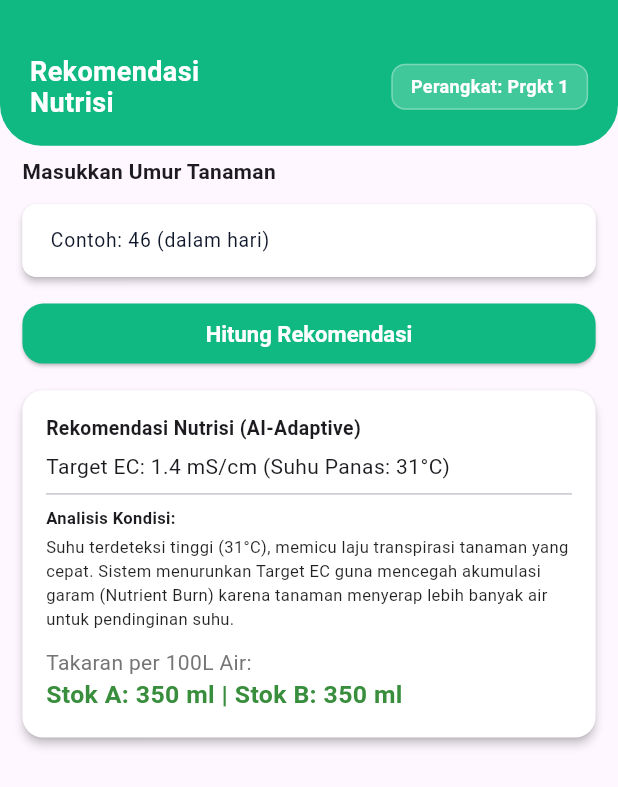
After one commit to deevaz/kelola_tani, a Flutter app: the AiView screen opened by its route, after a tap on "Hitung Rekomendasi", on a phone screen of 412 x 824 dp. The commit adds this screen. Shown: the top 787 px of the screen. Run offline on Flutter 3.47's test engine with Material 3 defaults, Android fonts, the phone set to English and light mode, and no system bars; our stand-ins replace cached_network_image, connectivity_plus, flutter_multi_formatter, flutter_screenutil, flutter_slidable, freezed_annotation and 4 more; missing offline and left inert: mobile_scanner.

Commit message:
feat: slicing rekomendasi nutrisi

```diff
--- /dev/null
+++ b/lib/app/modules/device_detail/bindings/ai_binding.dart
@@ -0,0 +1,9 @@
+import 'package:get/get.dart';
+import 'package:kelola_tani/app/modules/device_detail/controllers/ai_controller.dart';
+
+class AiBinding extends Bindings {
+  @override
+  void dependencies() {
+    Get.lazyPut<AiController>(() => AiController());
+  }
+}
--- /dev/null
+++ b/lib/app/modules/device_detail/controllers/ai_controller.dart
@@ -0,0 +1,24 @@
+import 'package:get/get.dart';
+
+class AiController extends GetxController {
+  final RxBool showRecommendations = false.obs;
+
+  @override
+  void onInit() {
+    super.onInit();
+  }
+
+  @override
+  void onReady() {
+    super.onReady();
+  }
+
+  @override
+  void onClose() {
+    super.onClose();
+  }
+
+  void toggleRecommendations() {
+    showRecommendations.value = !showRecommendations.value;
+  }
+}
--- /dev/null
+++ b/lib/app/modules/device_detail/views/ai_view.dart
@@ -0,0 +1,122 @@
+import 'package:flutter/material.dart';
+import 'package:flutter_screenutil/flutter_screenutil.dart';
+import 'package:get/get.dart';
+import 'package:kelola_tani/app/core/theme/app_fonts.dart';
+import 'package:kelola_tani/app/core/theme/app_style.dart';
+import 'package:kelola_tani/app/modules/device_detail/controllers/ai_controller.dart';
+import 'package:kelola_tani/app/shared/widgets/app_button.dart';
+import 'package:kelola_tani/app/shared/widgets/app_header.dart';
+import 'package:kelola_tani/app/shared/widgets/app_material_round.dart';
+import 'package:kelola_tani/app/shared/widgets/app_text_field.dart';
+
+class AiView extends GetView {
+  const AiView({super.key});
+  @override
+  Widget build(BuildContext context) {
+    return Scaffold(
+      body: Column(
+        children: [
+          AppHeader(
+            leading: Text(
+              'Rekomendasi Nutrisi',
+              style: AppFonts.xlSemiBold.copyWith(color: AppStyle.white),
+            ),
+            trailing: Container(
+              padding: EdgeInsets.symmetric(horizontal: 12.w, vertical: 8.h),
+              decoration: BoxDecoration(
+                color: AppStyle.white.withOpacity(0.2),
+                borderRadius: BorderRadius.circular(10.r),
+                border: Border.all(
+                  color: AppStyle.white.withOpacity(0.3),
+                  width: 1,
+                ),
+              ),
+
+              child: Center(
+                child: Text(
+                  'Perangkat: Prgkt 1',
+                  style: AppFonts.smBold.copyWith(color: AppStyle.white),
+                ),
+              ),
+            ),
+          ),
+          Expanded(child: _buildDashboardGrid()),
+        ],
+      ),
+    );
+  }
+}
+
+Widget _buildDashboardGrid() {
+  final controller = Get.put(AiController());
+  return Padding(
+    padding: EdgeInsets.symmetric(horizontal: 15.w, vertical: 10.h),
+    child: Column(
+      crossAxisAlignment: CrossAxisAlignment.start,
+      spacing: 15.h,
+      children: [
+        Text('Masukkan Umur Tanaman ', style: AppFonts.mdSemiBold),
+        AppTextField(
+          title: 'Contoh: 46 (dalam hari)',
+          hintText: 'Masukkan umur tanaman dalam hari',
+        ),
+        AppButton(
+          onTap: () => controller.toggleRecommendations(),
+          text: 'Hitung Rekomendasi',
+        ),
+        Obx(
+          () => Visibility(
+            visible: controller.showRecommendations.value,
+            child: AppMaterialRound(
+              paddingValue: 16.r,
+              child: Column(
+                crossAxisAlignment: CrossAxisAlignment.start,
+                children: [
+                  Text(
+                    'Rekomendasi Nutrisi (AI-Adaptive)',
+                    style: TextStyle(
+                      fontWeight: FontWeight.bold,
+                      fontSize: 14.sp,
+                    ),
+                  ),
+                  SizedBox(height: 8.h),
+                  Text('Target EC: 1.4 mS/cm (Suhu Panas: 31°C)'),
+                  const Divider(),
+
+                  Text(
+                    'Analisis Kondisi:',
+                    style: TextStyle(
+                      fontWeight: FontWeight.bold,
+                      fontSize: 12.sp,
+                    ),
+                  ),
+                  SizedBox(height: 4.h),
+                  Text(
+                    'Suhu terdeteksi tinggi (31°C), memicu laju transpirasi tanaman yang cepat. '
+                    'Sistem menurunkan Target EC guna mencegah akumulasi garam (Nutrient Burn) '
+                    'karena tanaman menyerap lebih banyak air untuk pendinginan suhu.',
+                    style: TextStyle(fontSize: 12.sp, color: Colors.black87),
+                  ),
+
+                  SizedBox(height: 12.h),
+                  Text(
+                    'Takaran per 100L Air:',
+                    style: TextStyle(color: Colors.grey[600]),
+                  ),
+                  Text(
+                    'Stok A: 350 ml | Stok B: 350 ml',
+                    style: TextStyle(
+                      fontWeight: FontWeight.bold,
+                      fontSize: 18.sp,
+                      color: Colors.green[700],
+                    ),
+                  ),
+                ],
+              ),
+            ),
+          ),
+        ),
+      ],
+    ),
+  );
+}
--- a/lib/app/modules/device_detail/views/device_detail_view.dart
+++ b/lib/app/modules/device_detail/views/device_detail_view.dart
@@ -146,6 +146,7 @@ Widget _buildDashboardGrid() {
               label: 'Prediksi\nNutrisi (Detail)',
               icon: Ionicons.analytics,
               color: AppStyle.accent,
+              onTap: () => Get.toNamed('/ai'),
             ),
           ],
         ),
--- a/lib/app/routes/app_pages.dart
+++ b/lib/app/routes/app_pages.dart
@@ -1,5 +1,7 @@
 import 'package:get/get.dart';
+import 'package:kelola_tani/app/modules/device_detail/bindings/ai_binding.dart';
 import 'package:kelola_tani/app/modules/device_detail/bindings/notes_binding.dart';
+import 'package:kelola_tani/app/modules/device_detail/views/ai_view.dart';
 import 'package:kelola_tani/app/modules/device_detail/views/notes_view.dart';
 
 import '../modules/account/bindings/account_binding.dart';
@@ -47,5 +49,6 @@ class AppPages {
       page: () => const NotesView(),
       binding: NotesBinding(),
     ),
+    GetPage(name: _Paths.AI, page: () => const AiView(), binding: AiBinding()),
   ];
 }
--- a/lib/app/routes/app_routes.dart
+++ b/lib/app/routes/app_routes.dart
@@ -9,6 +9,7 @@ abstract class Routes {
   static const ACCOUNT = _Paths.ACCOUNT;
   static const DEVICE_DETAIL = _Paths.DEVICE_DETAIL;
   static const NOTES = _Paths.NOTES;
+  static const AI = _Paths.AI;
 }
 
 abstract class _Paths {
@@ -19,4 +20,5 @@ abstract class _Paths {
   static const ACCOUNT = '/account';
   static const DEVICE_DETAIL = '/device-detail';
   static const NOTES = '/notes';
+  static const AI = '/ai';
 }
```
